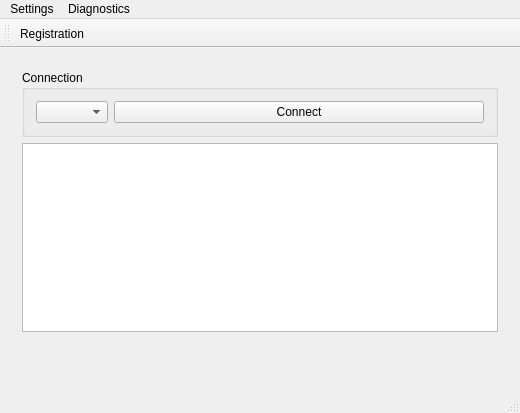
Qt form mainwindow.ui (stepankuzmin/mole) before a commit.
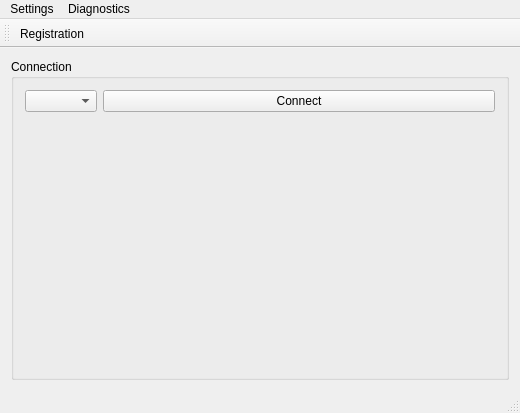
The same form after that commit.

What changed in the file:
```diff
--- a/mainwindow.ui
+++ b/mainwindow.ui
@@ -17,9 +17,6 @@
    <locale language="English" country="UnitedStates"/>
   </property>
   <widget class="QWidget" name="centralWidget">
-   <layout class="QHBoxLayout" name="horizontalLayout">
-    <item>
-     <widget class="QWidget" name="widget" native="true">
       <layout class="QVBoxLayout" name="verticalLayout">
        <item>
         <widget class="QGroupBox" name="connectionGroupBox">
@@ -39,29 +36,6 @@
              <bool>true</bool>
             </property>
            </widget>
-          </item>
-         </layout>
-        </widget>
-       </item>
-       <item>
-        <widget class="QPlainTextEdit" name="logTextEdit">
-         <property name="readOnly">
-          <bool>true</bool>
-         </property>
-        </widget>
-       </item>
-       <item>
-        <spacer name="verticalSpacer">
-         <property name="orientation">
-          <enum>Qt::Vertical</enum>
-         </property>
-         <property name="sizeHint" stdset="0">
-          <size>
-           <width>20</width>
-           <height>40</height>
-          </size>
-         </property>
-        </spacer>
        </item>
       </layout>
      </widget>
```
Lines whose indentation alone changed are shown as unchanged.
